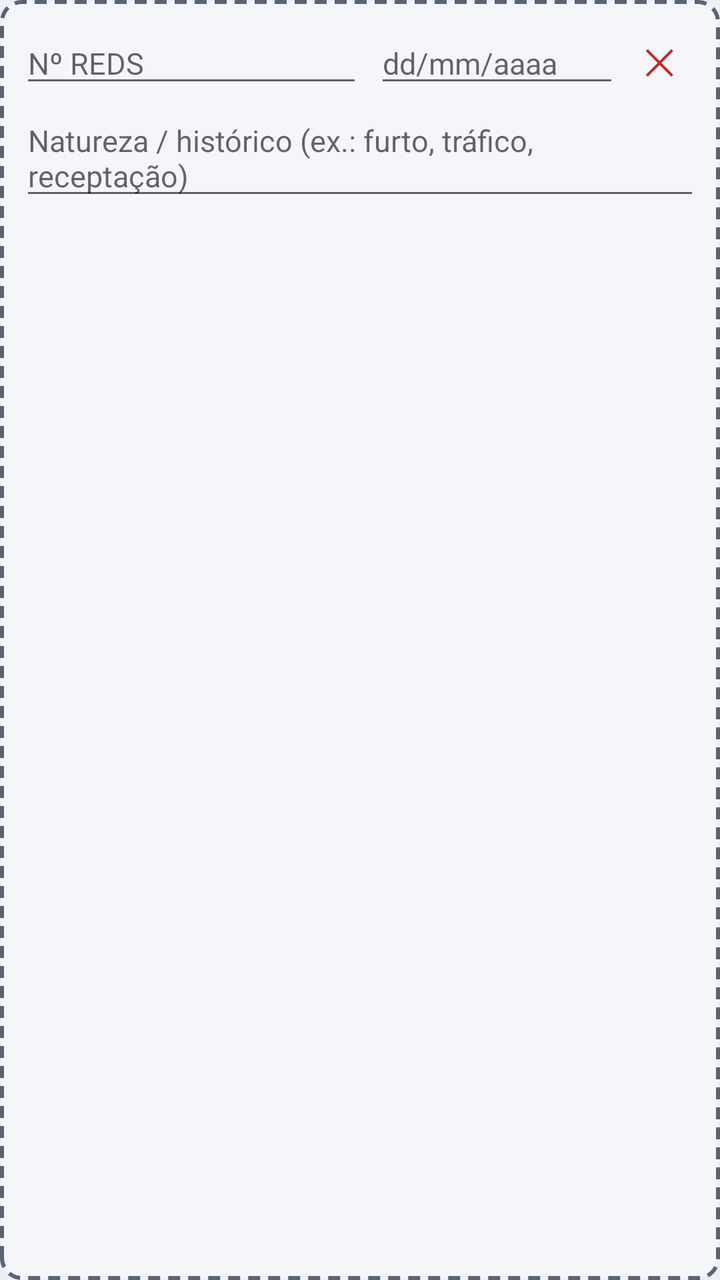
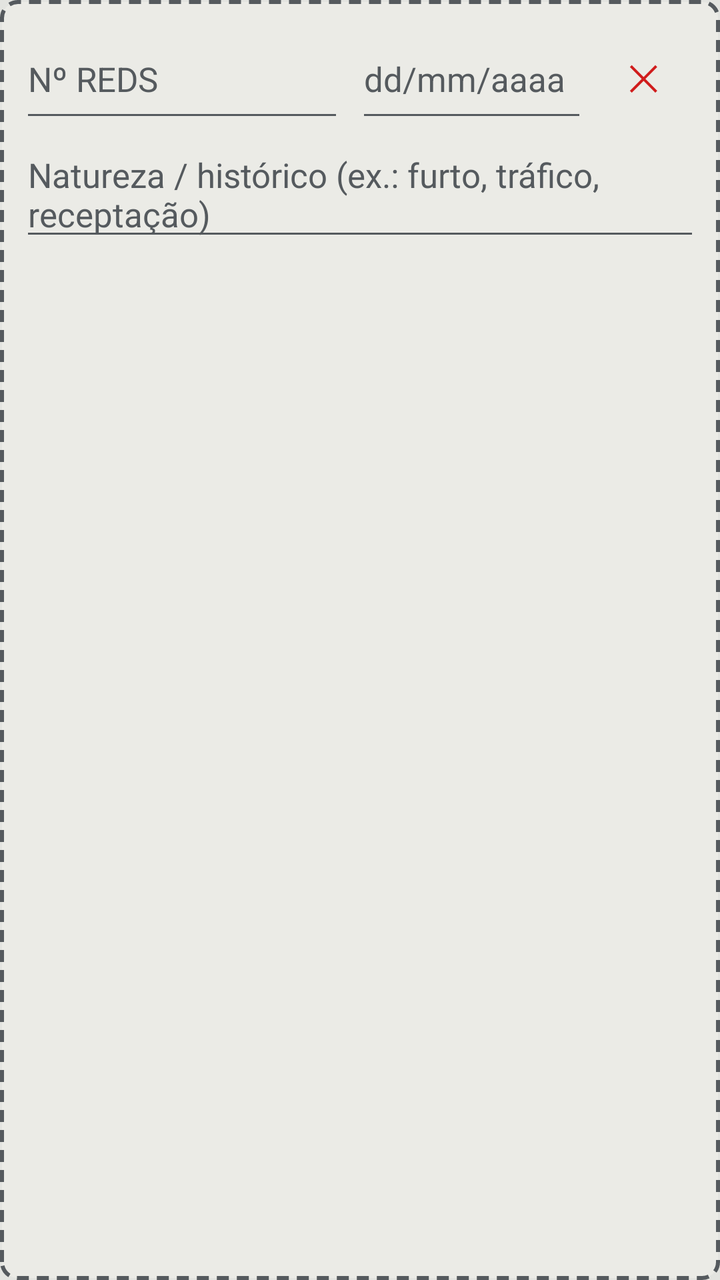

Screens rendered from an Android XML layout before and after an edit, with the pre-edit source and the edit as a unified diff.
<!-- AndroidManifest.xml: application theme Tema -->
<!-- res/layout/item_passagem.xml -->
<?xml version="1.0" encoding="utf-8"?>
<LinearLayout xmlns:android="http://schemas.android.com/apk/res/android"
    android:layout_width="match_parent"
    android:layout_height="wrap_content"
    android:layout_marginTop="10dp"
    android:background="@drawable/bg_foto_add"
    android:orientation="vertical"
    android:padding="10dp">

    <LinearLayout
        android:layout_width="match_parent"
        android:layout_height="wrap_content"
        android:gravity="center_vertical"
        android:orientation="horizontal">

        <EditText
            android:id="@+id/etReds"
            android:layout_width="0dp"
            android:layout_height="wrap_content"
            android:layout_weight="1.4"
            android:hint="Nº REDS"
            android:importantForAutofill="no"
            android:inputType="textNoSuggestions|textCapCharacters"
            android:maxLength="30"
            android:textSize="15sp" />

        <EditText
            android:id="@+id/etData"
            android:layout_width="0dp"
            android:layout_height="wrap_content"
            android:layout_marginStart="6dp"
            android:layout_weight="1"
            android:digits="0123456789/"
            android:hint="dd/mm/aaaa"
            android:importantForAutofill="no"
            android:inputType="number"
            android:maxLength="10"
            android:textSize="15sp" />

        <TextView
            android:id="@+id/btnRemover"
            android:layout_width="40dp"
            android:layout_height="40dp"
            android:gravity="center"
            android:text="✕"
            android:textColor="@color/resistente_ativo"
            android:textSize="18sp" />
    </LinearLayout>

    <EditText
        android:id="@+id/etDescricao"
        android:layout_width="match_parent"
        android:layout_height="wrap_content"
        android:hint="Natureza / histórico (ex.: furto, tráfico, receptação)"
        android:importantForAutofill="no"
        android:inputType="textMultiLine|textCapSentences"
        android:maxLength="300"
        android:textSize="15sp" />
</LinearLayout>
<!-- resources referenced by this layout -->
<resources>
  <color name="resistente_ativo">#C62828</color>
  <!-- drawable bg_foto_add (drawable) -->
  <?xml version="1.0" encoding="utf-8"?>
  <shape xmlns:android="http://schemas.android.com/apk/res/android" android:shape="rectangle">
      <solid android:color="#F4F6FA" />
      <stroke android:width="2dp" android:color="@color/texto_suave"
          android:dashWidth="6dp" android:dashGap="4dp" />
      <corners android:radius="10dp" />
  </shape>
  <style name="Tema" parent="android:Theme.Material.Light.DarkActionBar">
          <item name="android:colorPrimary">@color/primaria</item>
          <item name="android:colorPrimaryDark">@color/primaria_escura</item>
          <item name="android:colorAccent">@color/destaque</item>
          <item name="android:windowBackground">@color/fundo</item>
          <item name="android:textColorPrimary">@color/texto</item>
      </style>
  <color name="texto_suave">#5B6475</color>
  <color name="primaria">#1B2A4A</color>
  <color name="primaria_escura">#111C33</color>
  <color name="destaque">#C9A227</color>
  <color name="fundo">#ECEFF4</color>
  <color name="texto">#1A1F2B</color>
</resources>

<!-- the commit's change to res/layout/item_passagem.xml (unified diff, before → after) -->
@@ -22,7 +22,10 @@
             android:importantForAutofill="no"
             android:inputType="textNoSuggestions|textCapCharacters"
             android:maxLength="30"
-            android:textSize="15sp" />
+            android:minHeight="56dp"
+            android:textColor="@color/texto"
+            android:textColorHint="@color/texto_suave"
+            android:textSize="17sp" />
 
         <EditText
             android:id="@+id/etData"
@@ -35,12 +38,15 @@
             android:importantForAutofill="no"
             android:inputType="number"
             android:maxLength="10"
-            android:textSize="15sp" />
+            android:minHeight="56dp"
+            android:textColor="@color/texto"
+            android:textColorHint="@color/texto_suave"
+            android:textSize="17sp" />
 
         <TextView
             android:id="@+id/btnRemover"
-            android:layout_width="40dp"
-            android:layout_height="40dp"
+            android:layout_width="56dp"
+            android:layout_height="56dp"
             android:gravity="center"
             android:text="✕"
             android:textColor="@color/resistente_ativo"
@@ -55,5 +61,8 @@
         android:importantForAutofill="no"
         android:inputType="textMultiLine|textCapSentences"
         android:maxLength="300"
-        android:textSize="15sp" />
+        android:minHeight="56dp"
+            android:textColor="@color/texto"
+            android:textColorHint="@color/texto_suave"
+            android:textSize="17sp" />
 </LinearLayout>
<!-- resource entries referenced after the edit -->
@@ -1,26 +1,32 @@
 <!-- resources referenced by this layout -->
 <resources>
-  <color name="resistente_ativo">#C62828</color>
+  <color name="resistente_ativo">#D01C1C</color>
   <!-- drawable bg_foto_add (drawable) -->
   <?xml version="1.0" encoding="utf-8"?>
   <shape xmlns:android="http://schemas.android.com/apk/res/android" android:shape="rectangle">
-      <solid android:color="#F4F6FA" />
+      <solid android:color="@color/campo_fundo" />
       <stroke android:width="2dp" android:color="@color/texto_suave"
           android:dashWidth="6dp" android:dashGap="4dp" />
-      <corners android:radius="10dp" />
+      <corners android:radius="8dp" />
   </shape>
-  <style name="Tema" parent="android:Theme.Material.Light.DarkActionBar">
+  <style name="Tema" parent="TemaBase">
           <item name="android:colorPrimary">@color/primaria</item>
           <item name="android:colorPrimaryDark">@color/primaria_escura</item>
           <item name="android:colorAccent">@color/destaque</item>
           <item name="android:windowBackground">@color/fundo</item>
           <item name="android:textColorPrimary">@color/texto</item>
+          <item name="android:textColorSecondary">@color/texto_suave</item>
+          <item name="android:colorBackground">@color/fundo</item>
+          <item name="android:statusBarColor">@color/primaria_escura</item>
+          <item name="android:navigationBarColor">@color/primaria_escura</item>
       </style>
-  <color name="texto_suave">#5B6475</color>
-  <color name="primaria">#1B2A4A</color>
-  <color name="primaria_escura">#111C33</color>
-  <color name="destaque">#C9A227</color>
-  <color name="fundo">#ECEFF4</color>
-  <color name="texto">#1A1F2B</color>
+  <color name="campo_fundo">#EBEBE6</color>
+  <style name="TemaBase" parent="android:Theme.Material.Light.DarkActionBar" />
+  <color name="texto_suave">#555A5E</color>
+  <color name="primaria">#2B2F33</color>
+  <color name="primaria_escura">#1A1C1E</color>
+  <color name="destaque">#6B7A3A</color>
+  <color name="fundo">#E3E4E0</color>
+  <color name="texto">#16181A</color>
 </resources>
 
